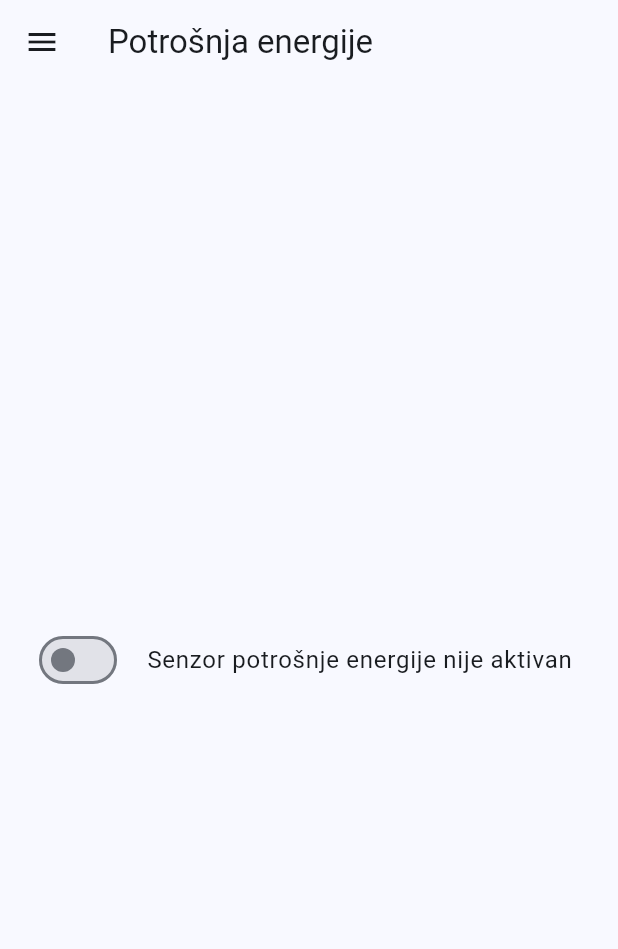
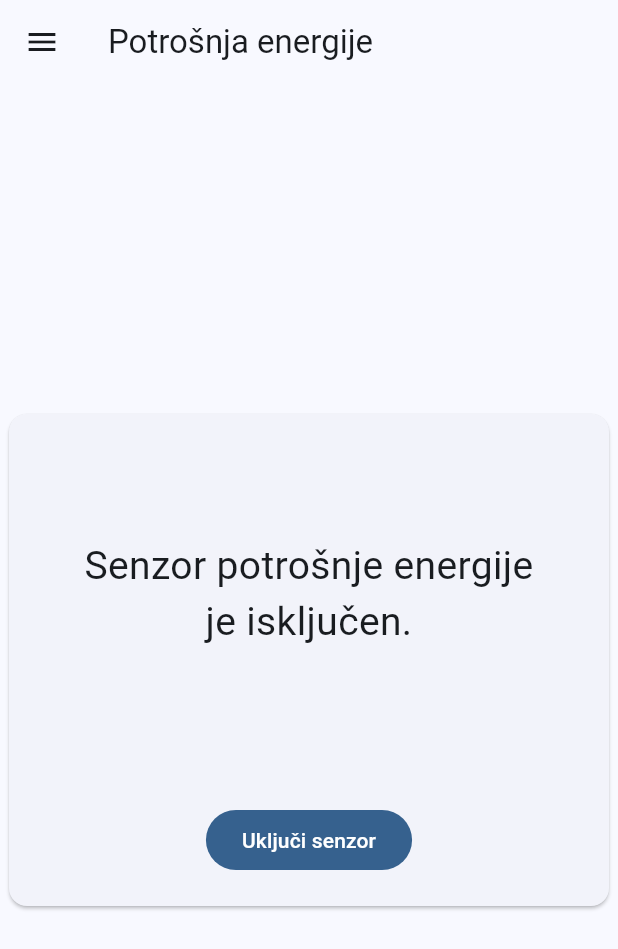
Before and after one commit to jmojzes21/Smart_Home, a Flutter app: the PowerSensorPage screen opened directly, on a phone screen of 412 x 824 dp. Shown: the top 949 px of the screen. Run offline on Flutter 3.47's test engine with Material 3 defaults, Android fonts, the phone set to English and light mode, and no system bars; our stand-ins replace multicast_dns; missing offline and left inert: file_selector.

Commit message:
Update UI Potrošnja energije

```diff
--- a/smart_leds_app/lib/pages/power_sensor.dart
+++ b/smart_leds_app/lib/pages/power_sensor.dart
@@ -57,10 +57,13 @@ class _PowerSensorPageState extends State<PowerSensorPage> {
   }
 
   Widget buildBody(BuildContext context) {
-    var content = <Widget>[];
+    List<Widget> content;
 
     if (powerSensorData.isActive) {
-      content.addAll([
+      content = [
+        ListView(
+          shrinkWrap: true,
+          children: [
             buildDataTile(
               icon: Icons.power_outlined,
               title: 'Jačina strije',
@@ -79,33 +82,47 @@ class _PowerSensorPageState extends State<PowerSensorPage> {
               progressValue: powerSensorData.voltage,
               progressMaxValue: 5,
             ),
+          ],
+        ),
         SizedBox(height: 20),
-      ]);
+        FilledButton(
+          onPressed: () => changePowerSensorState(false),
+          child: Text('Isključi senzor'),
+        ),
+      ];
+    } else {
+      content = [
+        SizedBox(
+          width: 300,
+          height: 200,
+          child: Center(
+            child: Text(
+              'Senzor potrošnje energije je isključen.',
+              textAlign: TextAlign.center,
+              style: MyTheme.titleLarge,
+            ),
+          ),
+        ),
+        SizedBox(height: 40),
+        FilledButton(
+          onPressed: () => changePowerSensorState(true),
+          child: Text('Uključi senzor'),
+        ),
+      ];
     }
 
-    content.add(
-      SwitchListTile(
-        value: powerSensorData.isActive,
-        controlAffinity: ListTileControlAffinity.leading,
-        title: Text(powerSensorData.isActive
-            ? 'Senzor potrošnje energije je aktivan'
-            : 'Senzor potrošnje energije nije aktivan'),
-        onChanged: (value) => changePowerSensorState(value),
-      ),
-    );
-
     return Center(
+      child: Card(
+        child: SizedBox(
+          width: 400,
+          child: Padding(
+            padding: const EdgeInsets.all(20),
             child: Column(
               mainAxisSize: MainAxisSize.min,
-        children: [
-          SizedBox(
-            width: 400,
-            child: ListView(
-              shrinkWrap: true,
               children: content,
             ),
           ),
-        ],
+        ),
       ),
     );
   }
```
Also changed, not shown: smart_leds_app/lib/logic/device/power_sensor.dart (+10 -3 lines), smart_leds_app/lib/models/misc/power_sensor_data.dart (+17 -0 lines). Lines whose indentation alone changed are shown as unchanged.
